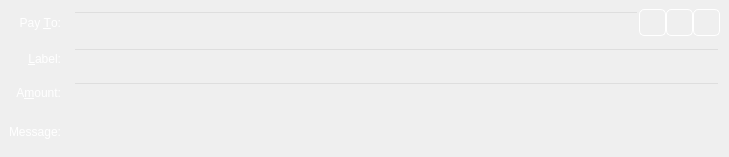
Qt form src/qt/forms/sendcoinsentry.ui (thelonecrouton/bitcredit) before a commit.
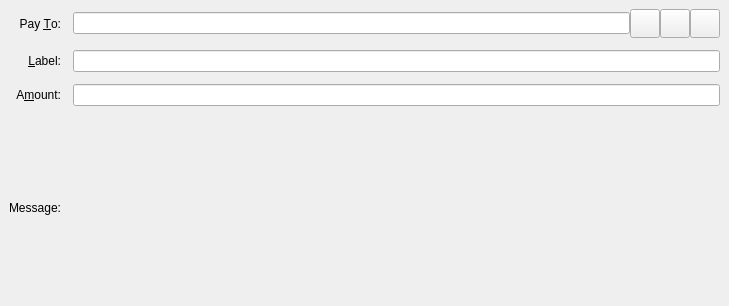
The same form after that commit. Icons and pictures are not drawn. Custom widgets are drawn as their Qt base class.

Patch:
```diff
--- a/src/qt/forms/sendcoinsentry.ui
+++ b/src/qt/forms/sendcoinsentry.ui
@@ -7,7 +7,7 @@
     <x>0</x>
     <y>0</y>
     <width>729</width>
-    <height>157</height>
+    <height>306</height>
    </rect>
   </property>
   <property name="focusPolicy">
@@ -39,7 +39,7 @@
     <item row="0" column="0">
      <widget class="QLabel" name="payToLabel">
       <property name="styleSheet">
-       <string notr="true">color: rgb(255, 255, 255);background: transparent;</string>
+       <string notr="true"/>
       </property>
       <property name="text">
        <string>Pay &amp;To:</string>
@@ -63,7 +63,7 @@
          <string>The Bitcredits address to send the payment to</string>
         </property>
         <property name="styleSheet">
-         <string notr="true">color: rgb(255,255,255); background: transparent;</string>
+         <string notr="true"/>
         </property>
        </widget>
       </item>
@@ -73,7 +73,7 @@
          <string>&lt;html&gt;&lt;head/&gt;&lt;body&gt;&lt;p&gt;&lt;span style=&quot; color:#ffffff;&quot;&gt;Choose previously used address&lt;/span&gt;&lt;/p&gt;&lt;/body&gt;&lt;/html&gt;</string>
         </property>
         <property name="styleSheet">
-         <string notr="true">border-radius: 5px; border: 1px solid white;</string>
+         <string notr="true"/>
         </property>
         <property name="text">
          <string/>
@@ -99,7 +99,7 @@
          <string>&lt;html&gt;&lt;head/&gt;&lt;body&gt;&lt;p&gt;&lt;span style=&quot; color:#ffffff;&quot;&gt;Paste address from clipboard&lt;/span&gt;&lt;/p&gt;&lt;/body&gt;&lt;/html&gt;</string>
         </property>
         <property name="styleSheet">
-         <string notr="true">border-radius: 5px; border: 1px solid white;</string>
+         <string notr="true"/>
         </property>
         <property name="text">
          <string/>
@@ -125,7 +125,7 @@
          <string>&lt;html&gt;&lt;head/&gt;&lt;body&gt;&lt;p&gt;&lt;span style=&quot; color:#ffffff;&quot;&gt;Remove this entry&lt;/span&gt;&lt;/p&gt;&lt;/body&gt;&lt;/html&gt;</string>
         </property>
         <property name="styleSheet">
-         <string notr="true">border-radius: 5px; border: 1px solid white;</string>
+         <string notr="true"/>
         </property>
         <property name="text">
          <string/>
@@ -147,7 +147,7 @@
     <item row="1" column="0">
      <widget class="QLabel" name="labellLabel">
       <property name="styleSheet">
-       <string notr="true">color: rgb(255, 255, 255);background: transparent;</string>
+       <string notr="true"/>
       </property>
       <property name="text">
        <string>&amp;Label:</string>
@@ -166,14 +166,14 @@
        <string>Enter a label for this address to add it to the list of used addresses</string>
       </property>
       <property name="styleSheet">
-       <string notr="true">color: rgb(255,255,255); background: transparent;</string>
+       <string notr="true"/>
       </property>
      </widget>
     </item>
     <item row="2" column="0">
      <widget class="QLabel" name="amountLabel">
       <property name="styleSheet">
-       <string notr="true">color: rgb(255, 255, 255);background: transparent;</string>
+       <string notr="true"/>
       </property>
       <property name="text">
        <string>A&amp;mount:</string>
@@ -192,14 +192,14 @@
        <string>&lt;html&gt;&lt;head/&gt;&lt;body&gt;&lt;p&gt;&lt;span style=&quot; color:#ffffff;&quot;&gt;Amount to send&lt;/span&gt;&lt;/p&gt;&lt;/body&gt;&lt;/html&gt;</string>
       </property>
       <property name="styleSheet">
-       <string notr="true">color: black; background: transparent;</string>
+       <string notr="true"/>
       </property>
      </widget>
     </item>
     <item row="3" column="0">
      <widget class="QLabel" name="messageLabel">
       <property name="styleSheet">
-       <string notr="true">color: rgb(255, 255, 255);background: transparent;</string>
+       <string notr="true"/>
       </property>
       <property name="text">
        <string>Message:</string>
@@ -215,7 +215,7 @@
        <string>A message that was attached to the bitcredit: URI which will be stored with the transaction for your reference. Note: This message will not be sent over the Bitcredit network.</string>
       </property>
       <property name="styleSheet">
-       <string notr="true">color: rgb(255, 255, 255);background: transparent;</string>
+       <string notr="true"/>
       </property>
       <property name="textFormat">
        <enum>Qt::PlainText</enum>
@@ -1273,15 +1273,16 @@
   </widget>
  </widget>
  <customwidgets>
-  <customwidget>
-   <class>QValidatedLineEdit</class>
-   <extends>QLineEdit</extends>
-   <header>qvalidatedlineedit.h</header>
-  </customwidget>
   <customwidget>
    <class>BitcreditAmountField</class>
    <extends>QLineEdit</extends>
    <header>bitcreditamountfield.h</header>
+   <container>1</container>
+  </customwidget>
+  <customwidget>
+   <class>QValidatedLineEdit</class>
+   <extends>QLineEdit</extends>
+   <header>qvalidatedlineedit.h</header>
   </customwidget>
  </customwidgets>
  <tabstops>
```
Left out of the diff: 8 changed lines with no effect on the pictures.
